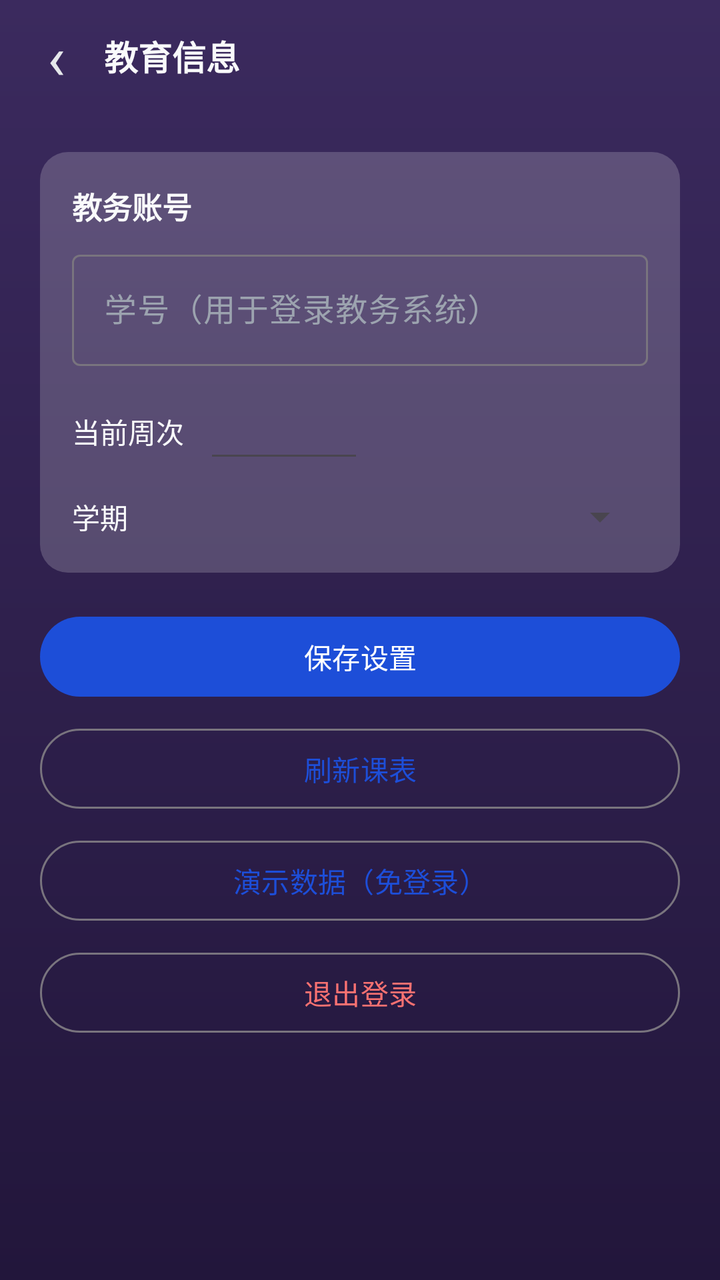
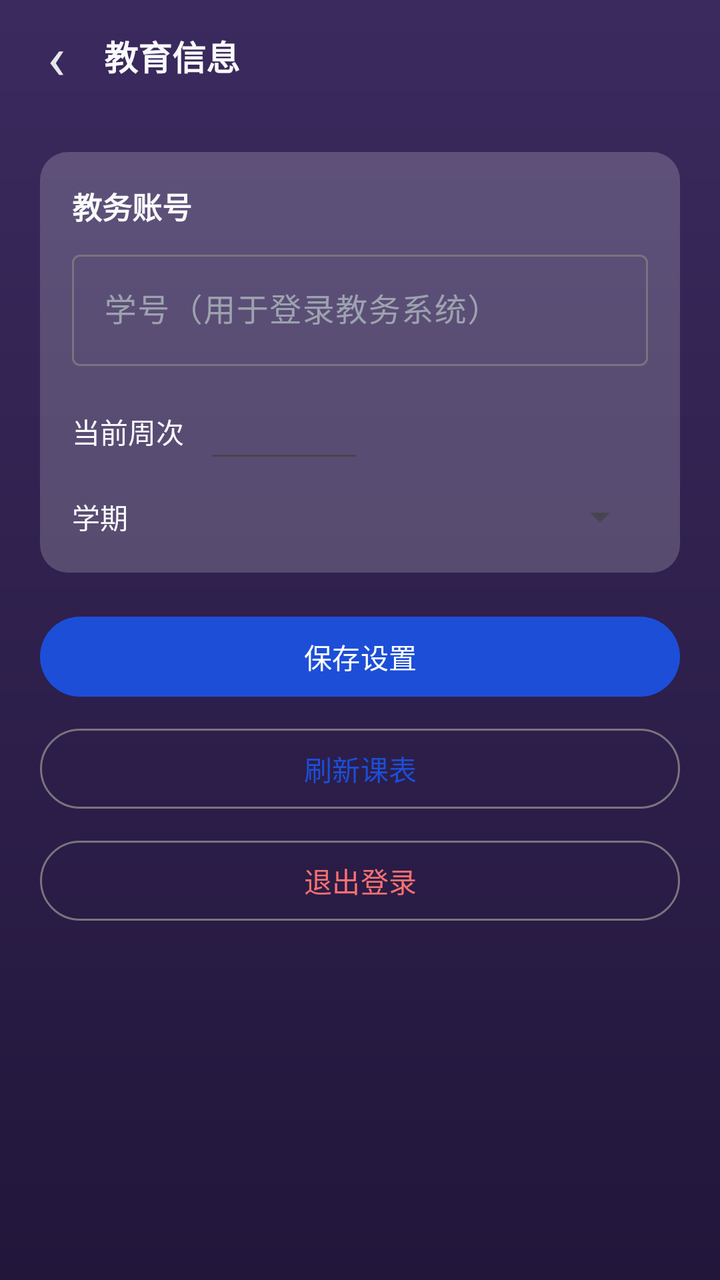

Before-and-after screenshots of an Android layout around one commit, followed by the original layout XML and the change that was made.
<!-- AndroidManifest.xml: application theme Theme.NusttiTimetable -->
<!-- res/layout/activity_education.xml -->
<?xml version="1.0" encoding="utf-8"?>
<LinearLayout xmlns:android="http://schemas.android.com/apk/res/android"
    android:layout_width="match_parent"
    android:layout_height="match_parent"
    android:orientation="vertical"
    android:background="@drawable/bg_about_window">

    
    <LinearLayout
        android:layout_width="match_parent"
        android:layout_height="56dp"
        android:gravity="center_vertical"
        android:orientation="horizontal"
        android:paddingStart="4dp"
        android:paddingEnd="16dp">

        <TextView
            android:id="@+id/btnBack"
            android:layout_width="48dp"
            android:layout_height="48dp"
            android:gravity="center"
            android:text="‹"
            android:textSize="30sp"
            android:textColor="#E5E7EB"
            android:clickable="true"
            android:focusable="true"
            android:background="?attr/selectableItemBackgroundBorderless" />

        <TextView
            android:layout_width="0dp"
            android:layout_height="wrap_content"
            android:layout_weight="1"
            android:text="教育信息"
            android:textSize="17sp"
            android:textStyle="bold"
            android:textColor="#F9FAFB" />
    </LinearLayout>

    <ScrollView
        android:layout_width="match_parent"
        android:layout_height="0dp"
        android:layout_weight="1"
        android:fillViewport="true">

        <LinearLayout
            android:layout_width="match_parent"
            android:layout_height="wrap_content"
            android:orientation="vertical"
            android:padding="20dp">

            
            <LinearLayout
                android:layout_width="match_parent"
                android:layout_height="wrap_content"
                android:background="@drawable/bg_about_card"
                android:orientation="vertical"
                android:padding="16dp">

                <TextView
                    android:layout_width="wrap_content"
                    android:layout_height="wrap_content"
                    android:text="教务账号"
                    android:textColor="#F9FAFB"
                    android:textSize="15sp"
                    android:textStyle="bold" />

                <com.google.android.material.textfield.TextInputLayout
                    android:layout_width="match_parent"
                    android:layout_height="wrap_content"
                    android:layout_marginTop="8dp"
                    android:hint="学号（用于登录教务系统）"
                    android:textColorHint="#9CA3AF">

                    <com.google.android.material.textfield.TextInputEditText
                        android:id="@+id/etStudentId"
                        android:layout_width="match_parent"
                        android:layout_height="wrap_content"
                        android:inputType="text"
                        android:singleLine="true"
                        android:textColor="#F9FAFB" />
                </com.google.android.material.textfield.TextInputLayout>

                <LinearLayout
                    android:layout_width="match_parent"
                    android:layout_height="wrap_content"
                    android:layout_marginTop="12dp"
                    android:gravity="center_vertical"
                    android:orientation="horizontal">

                    <TextView
                        android:layout_width="wrap_content"
                        android:layout_height="wrap_content"
                        android:text="当前周次"
                        android:textColor="#F9FAFB"
                        android:textSize="14sp" />

                    <EditText
                        android:id="@+id/etWeek"
                        android:layout_width="80dp"
                        android:layout_height="wrap_content"
                        android:layout_marginStart="10dp"
                        android:inputType="number"
                        android:singleLine="true"
                        android:textColor="#F9FAFB" />

                    <TextView
                        android:id="@+id/tvWeekRange"
                        android:layout_width="0dp"
                        android:layout_height="wrap_content"
                        android:layout_marginStart="10dp"
                        android:layout_weight="1"
                        android:textColor="#9CA3AF"
                        android:textSize="12sp" />
                </LinearLayout>

                <LinearLayout
                    android:layout_width="match_parent"
                    android:layout_height="wrap_content"
                    android:layout_marginTop="10dp"
                    android:gravity="center_vertical"
                    android:orientation="horizontal">

                    <TextView
                        android:layout_width="wrap_content"
                        android:layout_height="wrap_content"
                        android:text="学期"
                        android:textColor="#F9FAFB"
                        android:textSize="14sp" />

                    <Spinner
                        android:id="@+id/spTerm"
                        android:layout_width="0dp"
                        android:layout_height="wrap_content"
                        android:layout_marginStart="10dp"
                        android:layout_weight="1" />
                </LinearLayout>
            </LinearLayout>

            <Button
                android:id="@+id/btnSave"
                android:layout_width="match_parent"
                android:layout_height="wrap_content"
                android:layout_marginTop="18dp"
                android:text="@string/action_save"
                android:textAllCaps="false" />

            <Button
                android:id="@+id/btnRefresh"
                style="?attr/materialButtonOutlinedStyle"
                android:layout_width="match_parent"
                android:layout_height="wrap_content"
                android:layout_marginTop="8dp"
                android:text="@string/action_refresh"
                android:textAllCaps="false" />

            <Button
                android:id="@+id/btnDemo"
                style="?attr/materialButtonOutlinedStyle"
                android:layout_width="match_parent"
                android:layout_height="wrap_content"
                android:layout_marginTop="8dp"
                android:text="@string/action_demo"
                android:textAllCaps="false" />

            <Button
                android:id="@+id/btnLogout"
                style="?attr/materialButtonOutlinedStyle"
                android:layout_width="match_parent"
                android:layout_height="wrap_content"
                android:layout_marginTop="8dp"
                android:text="@string/action_logout"
                android:textAllCaps="false"
                android:textColor="#F87171" />
        </LinearLayout>
    </ScrollView>
</LinearLayout>
<!-- resources referenced by this layout -->
<resources>
  <!-- drawable bg_about_card (drawable) -->
  <?xml version="1.0" encoding="utf-8"?>
  <shape xmlns:android="http://schemas.android.com/apk/res/android">
      <solid android:color="#30FFFFFF" />
      <corners android:radius="14dp" />
  </shape>
  <!-- drawable bg_about_window (drawable) -->
  <?xml version="1.0" encoding="utf-8"?>
  <shape xmlns:android="http://schemas.android.com/apk/res/android">
      <gradient
          android:angle="270"
          android:startColor="#3B2A5E"
          android:endColor="#22163B" />
  </shape>
  <string name="action_demo">演示数据（免登录）</string>
  <string name="action_logout">退出登录</string>
  <string name="action_refresh">刷新课表</string>
  <string name="action_save">保存设置</string>
  <style name="Theme.NusttiTimetable" parent="Theme.Material3.DayNight.NoActionBar">
          <item name="colorPrimary">@color/brand</item>
          <item name="colorPrimaryDark">@color/brand_dark</item>
          <item name="colorOnPrimary">@color/white</item>
          <item name="android:statusBarColor" tools:targetApi="l">@color/brand_dark</item>
      </style>
  <color name="brand">#1D4ED8</color>
  <color name="brand_dark">#0F172A</color>
  <color name="white">#FFFFFFFF</color>
</resources>

<!-- the commit's change to res/layout/activity_education.xml (unified diff, before → after) -->
@@ -154,15 +154,6 @@
                 android:textAllCaps="false" />
 
             <Button
-                android:id="@+id/btnDemo"
-                style="?attr/materialButtonOutlinedStyle"
-                android:layout_width="match_parent"
-                android:layout_height="wrap_content"
-                android:layout_marginTop="8dp"
-                android:text="@string/action_demo"
-                android:textAllCaps="false" />
-
-            <Button
                 android:id="@+id/btnLogout"
                 style="?attr/materialButtonOutlinedStyle"
                 android:layout_width="match_parent"
<!-- resource entries referenced after the edit -->
@@ -14,7 +14,6 @@
           android:startColor="#3B2A5E"
           android:endColor="#22163B" />
   </shape>
-  <string name="action_demo">演示数据（免登录）</string>
   <string name="action_logout">退出登录</string>
   <string name="action_refresh">刷新课表</string>
   <string name="action_save">保存设置</string>
